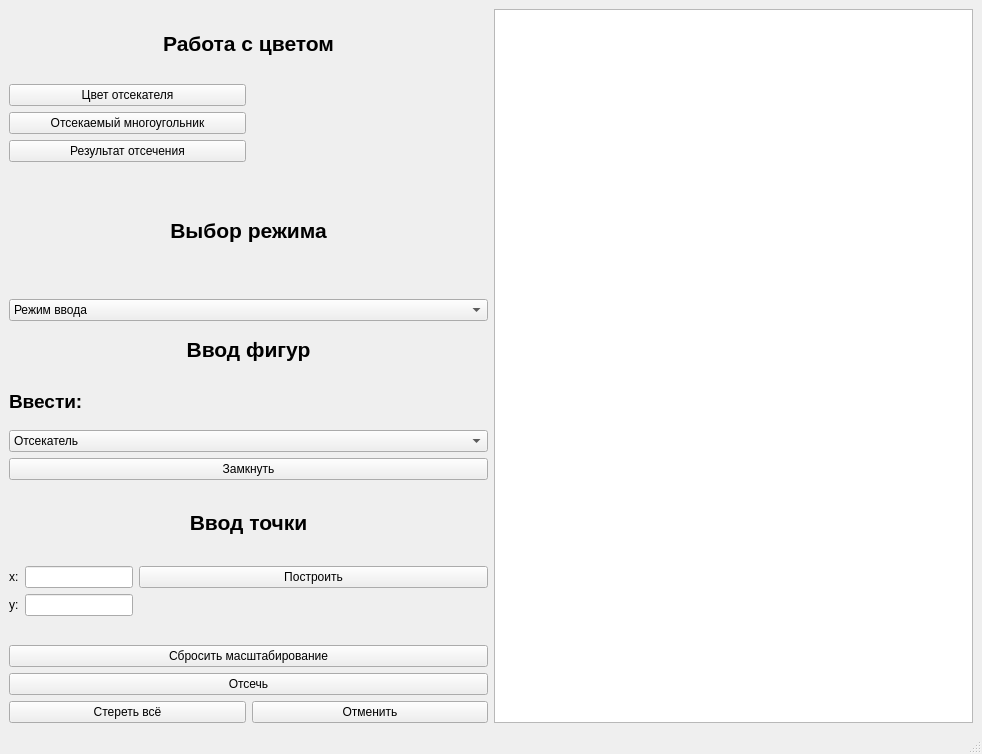
The window that lab_09/mainwindow.ui (NastyaAR/cg-2023) describes before a commit, drawn with Qt 5.
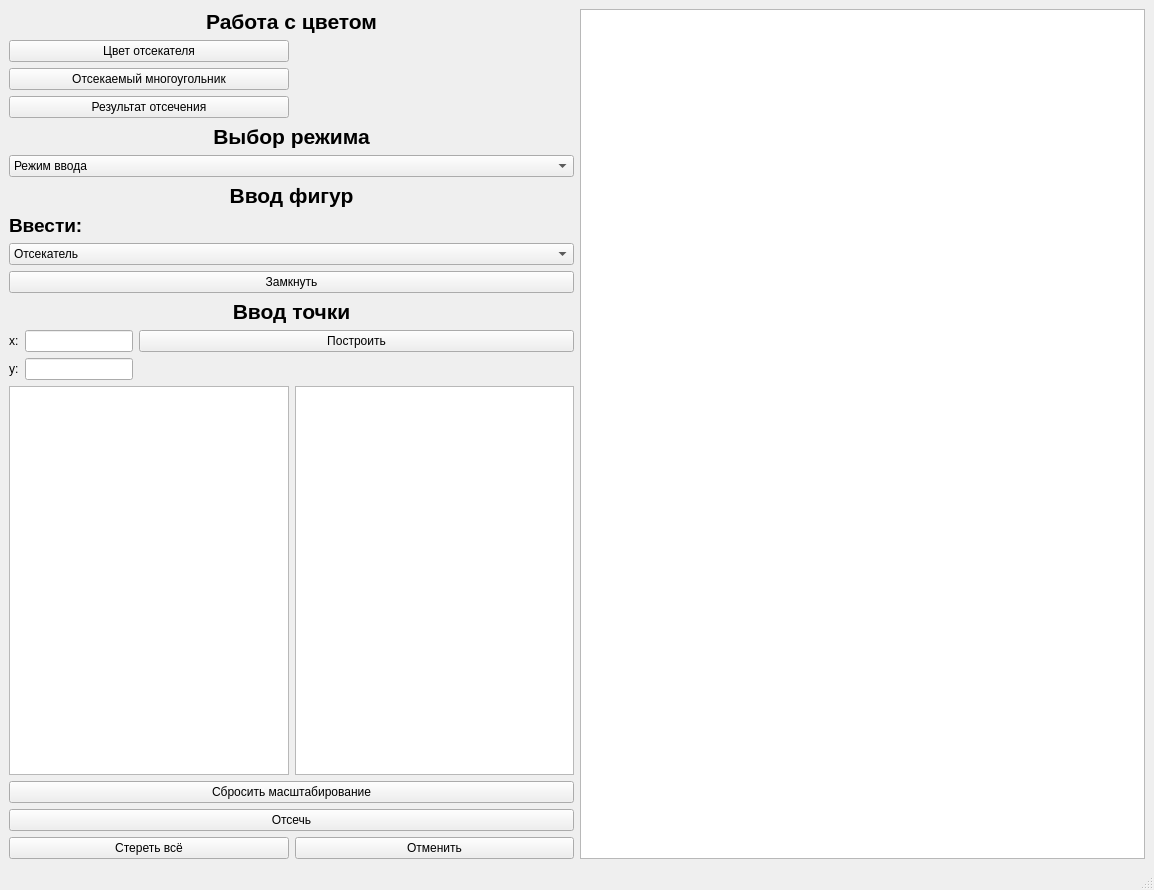
The same window after the commit.

```diff
--- a/lab_09/mainwindow.ui
+++ b/lab_09/mainwindow.ui
@@ -6,8 +6,8 @@
    <rect>
     <x>0</x>
     <y>0</y>
-    <width>982</width>
-    <height>754</height>
+    <width>1154</width>
+    <height>890</height>
    </rect>
   </property>
   <property name="windowTitle">
@@ -188,6 +188,16 @@
      </layout>
     </item>
     <item row="4" column="0">
+     <layout class="QHBoxLayout" name="horizontalLayout_2">
+      <item>
+       <widget class="QListWidget" name="listWidget"/>
+      </item>
+      <item>
+       <widget class="QListWidget" name="listWidget_2"/>
+      </item>
+     </layout>
+    </item>
+    <item row="5" column="0">
      <layout class="QVBoxLayout" name="verticalLayout_5">
       <item>
        <widget class="QPushButton" name="pushButton_6">
@@ -223,7 +233,7 @@
       </item>
      </layout>
     </item>
-    <item row="0" column="1" rowspan="5">
+    <item row="0" column="1" rowspan="6">
      <widget class="QGraphicsView" name="graphicsView"/>
     </item>
    </layout>
```
Left out of the diff: 2 changed lines with no effect on the pictures.
